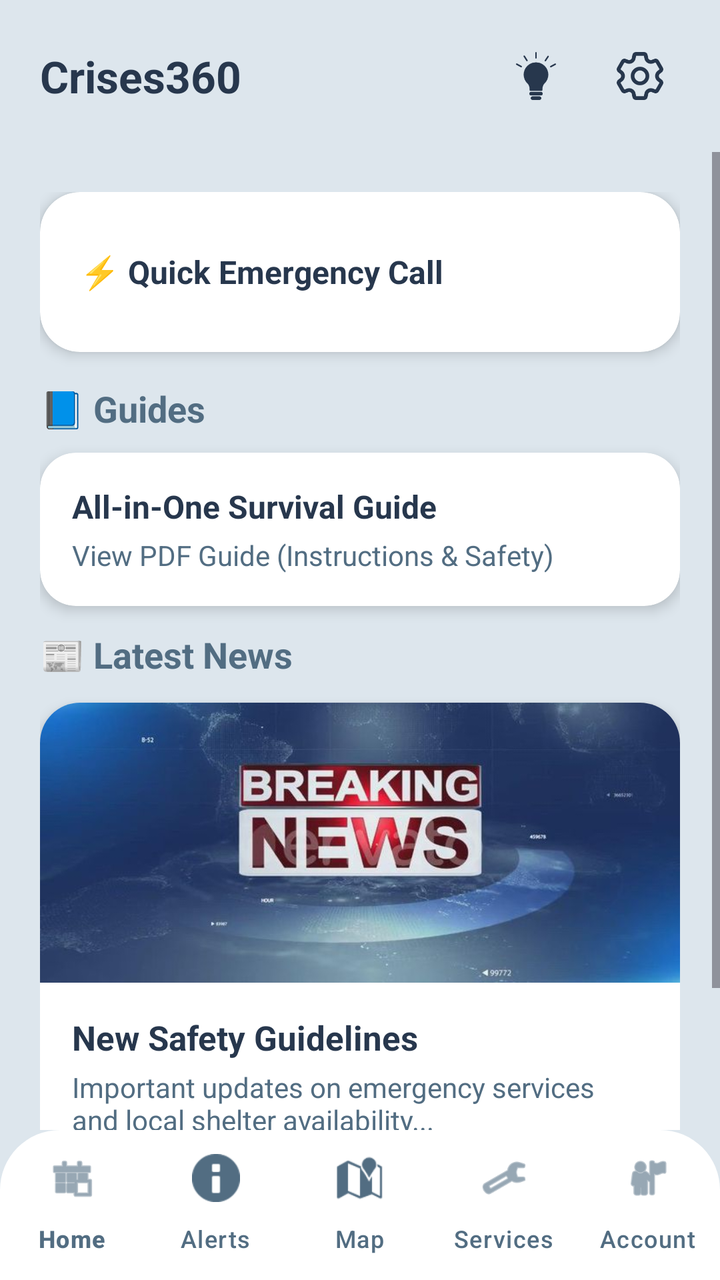
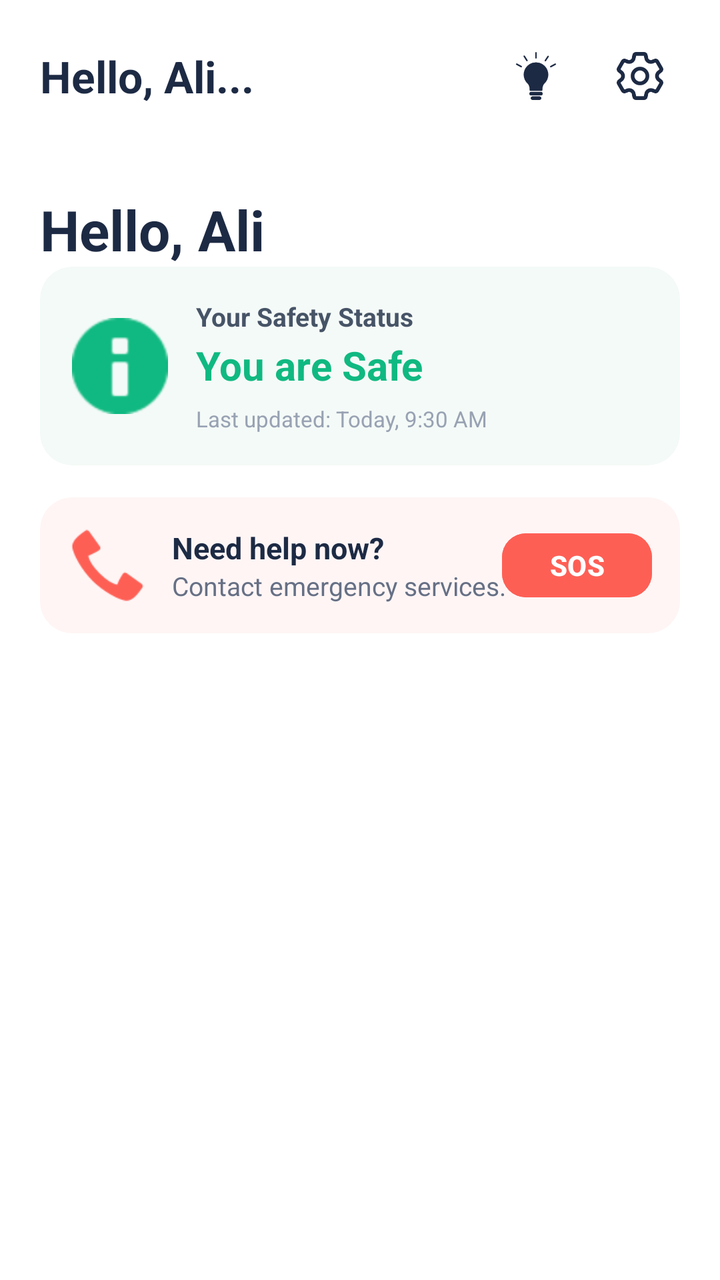

Two renders of the same Android screen: before a commit and after it. Below are the layout's source before the change and the commit's diff.
<!-- AndroidManifest.xml: application theme Theme.Crises -->
<!-- res/layout/activity_home.xml -->
<?xml version="1.0" encoding="utf-8"?>
<RelativeLayout xmlns:android="http://schemas.android.com/apk/res/android"
    xmlns:app="http://schemas.android.com/apk/res-auto"
    android:id="@+id/main"
    android:layout_width="match_parent"
    android:layout_height="match_parent"
    android:background="#DDE6ED">

    <com.google.android.material.appbar.AppBarLayout
        android:id="@+id/topAppBar"
        android:layout_width="match_parent"
        android:layout_height="wrap_content"
        android:background="#DDE6ED"
        app:elevation="0dp">

        <RelativeLayout
            android:layout_width="match_parent"
            android:layout_height="wrap_content"
            android:paddingHorizontal="20dp"
            android:paddingVertical="18dp">

            <LinearLayout
                android:layout_width="wrap_content"
                android:layout_height="wrap_content"
                android:layout_alignParentStart="true"
                android:layout_centerVertical="true"
                android:orientation="vertical">

                <TextView
                    android:id="@+id/appBrandName"
                    android:layout_width="wrap_content"
                    android:layout_height="wrap_content"
                    android:text="Crises360"
                    android:textColor="#27374D"
                    android:textSize="22sp"
                    android:textStyle="bold" />
            </LinearLayout>

            <LinearLayout
                android:layout_width="wrap_content"
                android:layout_height="wrap_content"
                android:layout_alignParentEnd="true"
                android:layout_centerVertical="true"
                android:gravity="center_vertical"
                android:orientation="horizontal">

                <ImageButton
                    android:id="@+id/notificationBtn"
                    android:layout_width="40dp"
                    android:layout_height="40dp"
                    android:layout_marginEnd="12dp"
                    android:background="?attr/selectableItemBackgroundBorderless"
                    android:padding="8dp"
                    android:scaleType="fitCenter"
                    android:src="@drawable/tips"
                    app:tint="#27374D" />

                <ImageButton
                    android:id="@+id/settingsBtn"
                    android:layout_width="40dp"
                    android:layout_height="40dp"
                    android:background="?attr/selectableItemBackgroundBorderless"
                    android:padding="8dp"
                    android:scaleType="fitCenter"
                    android:src="@drawable/setting"
                    app:tint="#27374D" />
            </LinearLayout>
        </RelativeLayout>
    </com.google.android.material.appbar.AppBarLayout>

    
    <ScrollView
        android:layout_width="match_parent"
        android:layout_height="match_parent"
        android:layout_above="@id/bottomNavigation"
        android:layout_below="@id/topAppBar">

        <LinearLayout
            android:layout_width="match_parent"
            android:layout_height="wrap_content"
            android:orientation="vertical"
            android:padding="20dp">

            
            <androidx.cardview.widget.CardView
                android:id="@+id/btnQuickCall"
                android:layout_width="match_parent"
                android:layout_height="80dp"
                android:layout_marginBottom="16dp"
                android:clickable="true"
                android:focusable="true"
                android:foreground="?attr/selectableItemBackground"
                app:cardBackgroundColor="#FFFFFF"
                app:cardCornerRadius="20dp"
                app:cardElevation="4dp">

                <TextView
                    android:layout_width="match_parent"
                    android:layout_height="match_parent"
                    android:gravity="center_vertical"
                    android:paddingStart="20dp"
                    android:paddingEnd="20dp"
                    android:text="⚡ Quick Emergency Call"
                    android:textColor="#27374D"
                    android:textSize="16sp"
                    android:textStyle="bold" />
            </androidx.cardview.widget.CardView>

            
            <TextView
                android:layout_width="wrap_content"
                android:layout_height="wrap_content"
                android:layout_marginBottom="10dp"
                android:text="📘 Guides"
                android:textColor="#526D82"
                android:textSize="18sp"
                android:textStyle="bold" />

            <androidx.cardview.widget.CardView
                android:id="@+id/guideCard"
                android:layout_width="match_parent"
                android:layout_height="wrap_content"
                android:layout_marginBottom="12dp"
                android:clickable="true"
                android:focusable="true"
                android:foreground="?android:attr/selectableItemBackground"
                app:cardCornerRadius="18dp"
                app:cardElevation="4dp">

                <LinearLayout
                    android:layout_width="match_parent"
                    android:layout_height="wrap_content"
                    android:orientation="vertical"
                    android:padding="16dp">

                    <TextView
                        android:layout_width="wrap_content"
                        android:layout_height="wrap_content"
                        android:text="All-in-One Survival Guide"
                        android:textColor="#27374D"
                        android:textSize="16sp"
                        android:textStyle="bold" />

                    <TextView
                        android:layout_width="wrap_content"
                        android:layout_height="wrap_content"
                        android:layout_marginTop="4dp"
                        android:text="View PDF Guide (Instructions &amp; Safety)"
                        android:textColor="#526D82" />
                </LinearLayout>
            </androidx.cardview.widget.CardView>

            
            <TextView
                android:layout_width="wrap_content"
                android:layout_height="wrap_content"
                android:layout_marginBottom="12dp"
                android:text="📰 Latest News"
                android:textColor="#526D82"
                android:textSize="18sp"
                android:textStyle="bold" />

            <androidx.cardview.widget.CardView
                android:id="@+id/newsCard"
                android:layout_width="match_parent"
                android:layout_height="wrap_content"
                android:layout_marginBottom="16dp"
                android:clickable="true"
                android:focusable="true"
                android:foreground="?android:attr/selectableItemBackground"
                app:cardBackgroundColor="#FFFFFF"
                app:cardCornerRadius="20dp"
                app:cardElevation="4dp">

                <LinearLayout
                    android:layout_width="match_parent"
                    android:layout_height="wrap_content"
                    android:orientation="vertical">

                    <ImageView
                        android:id="@+id/newsImage"
                        android:layout_width="match_parent"
                        android:layout_height="140dp"
                        android:scaleType="centerCrop"
                        android:src="@drawable/news" />

                    <LinearLayout
                        android:layout_width="match_parent"
                        android:layout_height="wrap_content"
                        android:orientation="vertical"
                        android:padding="16dp">

                        <TextView
                            android:layout_width="match_parent"
                            android:layout_height="wrap_content"
                            android:text="New Safety Guidelines"
                            android:textColor="#27374D"
                            android:textSize="17sp"
                            android:textStyle="bold" />

                        <TextView
                            android:layout_width="match_parent"
                            android:layout_height="wrap_content"
                            android:layout_marginTop="4dp"
                            android:text="Important updates on emergency services and local shelter availability..."
                            android:textColor="#526D82"
                            android:textSize="14sp" />

                        <TextView
                            android:layout_width="wrap_content"
                            android:layout_height="wrap_content"
                            android:layout_marginTop="10dp"
                            android:text="READ FULL STORY →"
                            android:textColor="#219EBC"
                            android:textSize="12sp"
                            android:textStyle="bold" />
                    </LinearLayout>
                </LinearLayout>
            </androidx.cardview.widget.CardView>

        </LinearLayout>
    </ScrollView>

    
    <com.google.android.material.bottomnavigation.BottomNavigationView
        android:id="@+id/bottomNavigation"
        android:layout_width="match_parent"
        android:layout_height="75dp"
        android:layout_alignParentBottom="true"
        android:background="@drawable/footer_background"
        app:elevation="12dp"
        app:itemIconTint="#526D82"
        app:itemTextColor="#526D82"
        app:labelVisibilityMode="labeled"
        app:menu="@menu/bottom_nav_menu" />

</RelativeLayout>
<!-- resources referenced by this layout -->
<resources>
  <!-- drawable footer_background (drawable) -->
  <?xml version="1.0" encoding="utf-8"?>
  <shape xmlns:android="http://schemas.android.com/apk/res/android">
      <solid android:color="#FFFFFF" />
      <corners
          android:topLeftRadius="30dp"
          android:topRightRadius="30dp" />
  </shape>
  <!-- drawable news: jpg bitmap (drawable, 33689 bytes) -->
  <!-- drawable setting: png bitmap (drawable, 3784 bytes) -->
  <!-- drawable tips: png bitmap (drawable, 4911 bytes) -->
  <style name="Theme.Crises" parent="Base.Theme.Crises" />
  <style name="Base.Theme.Crises" parent="Theme.Material3.DayNight.NoActionBar">
  
      </style>
</resources>

<!-- the commit's change to res/layout/activity_home.xml (unified diff, before → after) -->
@@ -4,13 +4,13 @@
     android:id="@+id/main"
     android:layout_width="match_parent"
     android:layout_height="match_parent"
-    android:background="#DDE6ED">
+    android:background="#FFFFFF">
 
     <com.google.android.material.appbar.AppBarLayout
         android:id="@+id/topAppBar"
         android:layout_width="match_parent"
         android:layout_height="wrap_content"
-        android:background="#DDE6ED"
+        android:background="#FFFFFF"
         app:elevation="0dp">
 
         <RelativeLayout
@@ -19,6 +19,7 @@
             android:paddingHorizontal="20dp"
             android:paddingVertical="18dp">
 
+            
             <LinearLayout
                 android:layout_width="wrap_content"
                 android:layout_height="wrap_content"
@@ -30,8 +31,8 @@
                     android:id="@+id/appBrandName"
                     android:layout_width="wrap_content"
                     android:layout_height="wrap_content"
-                    android:text="Crises360"
-                    android:textColor="#27374D"
+                    android:text="Hello, Ali..."
+                    android:textColor="#1D2A44"
                     android:textSize="22sp"
                     android:textStyle="bold" />
             </LinearLayout>
@@ -53,7 +54,7 @@
                     android:padding="8dp"
                     android:scaleType="fitCenter"
                     android:src="@drawable/tips"
-                    app:tint="#27374D" />
+                    app:tint="#1D2A44" />
 
                 <ImageButton
                     android:id="@+id/settingsBtn"
@@ -63,17 +64,18 @@
                     android:padding="8dp"
                     android:scaleType="fitCenter"
                     android:src="@drawable/setting"
-                    app:tint="#27374D" />
+                    app:tint="#1D2A44" />
             </LinearLayout>
         </RelativeLayout>
     </com.google.android.material.appbar.AppBarLayout>
 
-    
     <ScrollView
         android:layout_width="match_parent"
         android:layout_height="match_parent"
         android:layout_above="@id/bottomNavigation"
-        android:layout_below="@id/topAppBar">
+        android:layout_below="@id/topAppBar"
+        android:clipToPadding="false"
+        android:scrollbars="none">
 
         <LinearLayout
             android:layout_width="match_parent"
@@ -81,157 +83,138 @@
             android:orientation="vertical"
             android:padding="20dp">
 
+            <TextView
+                android:id="@+id/welcomeTitle"
+                android:layout_width="wrap_content"
+                android:layout_height="wrap_content"
+                android:text="Hello, Ali"
+                android:textColor="#1D2A44"
+                android:textSize="28sp"
+                android:textStyle="bold" />
+
             
             <androidx.cardview.widget.CardView
-                android:id="@+id/btnQuickCall"
                 android:layout_width="match_parent"
-                android:layout_height="80dp"
+                android:layout_height="wrap_content"
                 android:layout_marginBottom="16dp"
-                android:clickable="true"
-                android:focusable="true"
-                android:foreground="?attr/selectableItemBackground"
-                app:cardBackgroundColor="#FFFFFF"
-                app:cardCornerRadius="20dp"
-                app:cardElevation="4dp">
-
-                <TextView
-                    android:layout_width="match_parent"
-                    android:layout_height="match_parent"
-                    android:gravity="center_vertical"
-                    android:paddingStart="20dp"
-                    android:paddingEnd="20dp"
-                    android:text="⚡ Quick Emergency Call"
-                    android:textColor="#27374D"
-                    android:textSize="16sp"
-                    android:textStyle="bold" />
-            </androidx.cardview.widget.CardView>
-
-            
-            <TextView
-                android:layout_width="wrap_content"
-                android:layout_height="wrap_content"
-                android:layout_marginBottom="10dp"
-                android:text="📘 Guides"
-                android:textColor="#526D82"
-                android:textSize="18sp"
-                android:textStyle="bold" />
-
-            <androidx.cardview.widget.CardView
-                android:id="@+id/guideCard"
-                android:layout_width="match_parent"
-                android:layout_height="wrap_content"
-                android:layout_marginBottom="12dp"
-                android:clickable="true"
-                android:focusable="true"
-                android:foreground="?android:attr/selectableItemBackground"
-                app:cardCornerRadius="18dp"
-                app:cardElevation="4dp">
-
-                <LinearLayout
+                app:cardBackgroundColor="#F4FAF7"
+                app:cardCornerRadius="16dp"
+                app:cardElevation="0dp">
+
+                <RelativeLayout
                     android:layout_width="match_parent"
                     android:layout_height="wrap_content"
-                    android:orientation="vertical"
                     android:padding="16dp">
 
-                    <TextView
-                        android:layout_width="wrap_content"
-                        android:layout_height="wrap_content"
-                        android:text="All-in-One Survival Guide"
-                        android:textColor="#27374D"
-                        android:textSize="16sp"
-                        android:textStyle="bold" />
-
-                    <TextView
-                        android:layout_width="wrap_content"
-                        android:layout_height="wrap_content"
-                        android:layout_marginTop="4dp"
-                        android:text="View PDF Guide (Instructions &amp; Safety)"
-                        android:textColor="#526D82" />
-                </LinearLayout>
-            </androidx.cardview.widget.CardView>
-
-            
-            <TextView
-                android:layout_width="wrap_content"
-                android:layout_height="wrap_content"
-                android:layout_marginBottom="12dp"
-                android:text="📰 Latest News"
-                android:textColor="#526D82"
-                android:textSize="18sp"
-                android:textStyle="bold" />
-
-            <androidx.cardview.widget.CardView
-                android:id="@+id/newsCard"
-                android:layout_width="match_parent"
-                android:layout_height="wrap_content"
-                android:layout_marginBottom="16dp"
-                android:clickable="true"
-                android:focusable="true"
-                android:foreground="?android:attr/selectableItemBackground"
-                app:cardBackgroundColor="#FFFFFF"
-                app:cardCornerRadius="20dp"
-                app:cardElevation="4dp">
-
-                <LinearLayout
-                    android:layout_width="match_parent"
-                    android:layout_height="wrap_content"
-                    android:orientation="vertical">
-
                     <ImageView
-                        android:id="@+id/newsImage"
-                        android:layout_width="match_parent"
-                        android:layout_height="140dp"
-                        android:scaleType="centerCrop"
-                        android:src="@drawable/news" />
+                        android:id="@+id/shieldIcon"
+                        android:layout_width="48dp"
+                        android:layout_height="48dp"
+                        android:layout_alignParentStart="true"
+                        android:layout_centerVertical="true"
+                        android:src="@android:drawable/ic_dialog_info"
+                        android:tint="#10B981" />
 
                     <LinearLayout
                         android:layout_width="match_parent"
                         android:layout_height="wrap_content"
-                        android:orientation="vertical"
-                        android:padding="16dp">
-
-                        <TextView
-                            android:layout_width="match_parent"
-                            android:layout_height="wrap_content"
-                            android:text="New Safety Guidelines"
-                            android:textColor="#27374D"
-                            android:textSize="17sp"
+                        android:layout_centerVertical="true"
+                        android:layout_marginStart="14dp"
+                        android:layout_toEndOf="@id/shieldIcon"
+                        android:orientation="vertical">
+
+                        <TextView
+                            android:layout_width="wrap_content"
+                            android:layout_height="wrap_content"
+                            android:text="Your Safety Status"
+                            android:textColor="#475467"
+                            android:textSize="13sp"
                             android:textStyle="bold" />
 
                         <TextView
-                            android:layout_width="match_parent"
-                            android:layout_height="wrap_content"
-                            android:layout_marginTop="4dp"
-                            android:text="Important updates on emergency services and local shelter availability..."
-                            android:textColor="#526D82"
-                            android:textSize="14sp" />
-
-                        <TextView
-                            android:layout_width="wrap_content"
-                            android:layout_height="wrap_content"
-                            android:layout_marginTop="10dp"
-                            android:text="READ FULL STORY →"
-                            android:textColor="#219EBC"
-                            android:textSize="12sp"
+                            android:layout_width="wrap_content"
+                            android:layout_height="wrap_content"
+                            android:layout_marginTop="2dp"
+                            android:text="You are Safe"
+                            android:textColor="#10B981"
+                            android:textSize="20sp"
                             android:textStyle="bold" />
+
+                        <TextView
+                            android:layout_width="wrap_content"
+                            android:layout_height="wrap_content"
+                            android:layout_marginTop="6dp"
+                            android:text="Last updated: Today, 9:30 AM"
+                            android:textColor="#98A2B3"
+                            android:textSize="11sp" />
                     </LinearLayout>
-                </LinearLayout>
+                </RelativeLayout>
+            </androidx.cardview.widget.CardView>
+
+            
+            <androidx.cardview.widget.CardView
+                android:layout_width="match_parent"
+                android:layout_height="wrap_content"
+                android:layout_marginBottom="24dp"
+                app:cardBackgroundColor="#FFF5F5"
+                app:cardCornerRadius="16dp"
+                app:cardElevation="0dp">
+
+                <RelativeLayout
+                    android:layout_width="match_parent"
+                    android:layout_height="wrap_content"
+                    android:padding="14dp">
+
+                    <ImageView
+                        android:id="@+id/phoneIcon"
+                        android:layout_width="40dp"
+                        android:layout_height="40dp"
+                        android:layout_alignParentStart="true"
+                        android:layout_centerVertical="true"
+                        android:src="@android:drawable/stat_sys_phone_call"
+                        android:tint="#FE5F55" />
+
+                    <LinearLayout
+                        android:layout_width="wrap_content"
+                        android:layout_height="wrap_content"
+                        android:layout_centerVertical="true"
+                        android:layout_marginStart="12dp"
+                        android:layout_toEndOf="@id/phoneIcon"
+                        android:orientation="vertical">
+
+                        <TextView
+                            android:layout_width="wrap_content"
+                            android:layout_height="wrap_content"
+                            android:text="Need help now?"
+                            android:textColor="#1D2A44"
+                            android:textSize="15sp"
+                            android:textStyle="bold" />
+
+                        <TextView
+                            android:layout_width="wrap_content"
+                            android:layout_height="wrap_content"
+                            android:text="Contact emergency services."
+                            android:textColor="#667085"
+                            android:textSize="13sp" />
+                    </LinearLayout>
+
+                    <Button
+                        android:id="@+id/sosButton"
+                        android:layout_width="wrap_content"
+                        android:layout_height="40dp"
+                        android:layout_alignParentEnd="true"
+                        android:layout_centerVertical="true"
+                        android:backgroundTint="#FE5F55"
+                        android:minWidth="75dp"
+                        android:paddingHorizontal="16dp"
+                        android:text="SOS"
+                        android:textColor="#FFFFFF"
+                        android:textStyle="bold"
+                        app:cornerRadius="12dp" />
+                </RelativeLayout>
             </androidx.cardview.widget.CardView>
 
         </LinearLayout>
     </ScrollView>
 
-    
-    <com.google.android.material.bottomnavigation.BottomNavigationView
-        android:id="@+id/bottomNavigation"
-        android:layout_width="match_parent"
-        android:layout_height="75dp"
-        android:layout_alignParentBottom="true"
-        android:background="@drawable/footer_background"
-        app:elevation="12dp"
-        app:itemIconTint="#526D82"
-        app:itemTextColor="#526D82"
-        app:labelVisibilityMode="labeled"
-        app:menu="@menu/bottom_nav_menu" />
-
 </RelativeLayout>
<!-- resource entries referenced after the edit -->
@@ -1,14 +1,5 @@
 <!-- resources referenced by this layout -->
 <resources>
-  <!-- drawable footer_background (drawable) -->
-  <?xml version="1.0" encoding="utf-8"?>
-  <shape xmlns:android="http://schemas.android.com/apk/res/android">
-      <solid android:color="#FFFFFF" />
-      <corners
-          android:topLeftRadius="30dp"
-          android:topRightRadius="30dp" />
-  </shape>
-  <!-- drawable news: jpg bitmap (drawable, 33689 bytes) -->
   <!-- drawable setting: png bitmap (drawable, 3784 bytes) -->
   <!-- drawable tips: png bitmap (drawable, 4911 bytes) -->
   <style name="Theme.Crises" parent="Base.Theme.Crises" />
